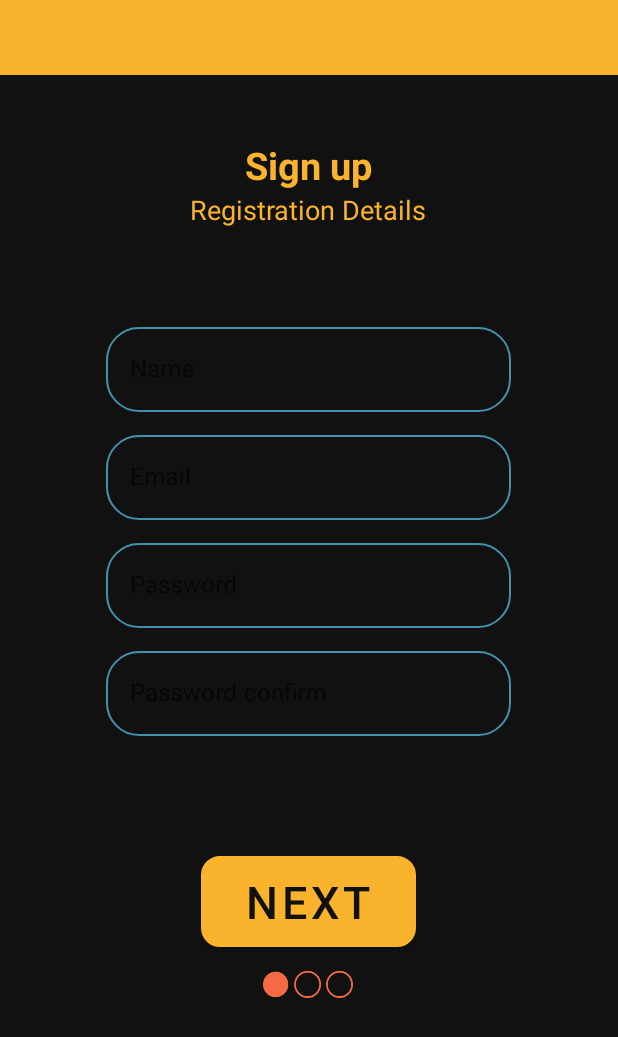
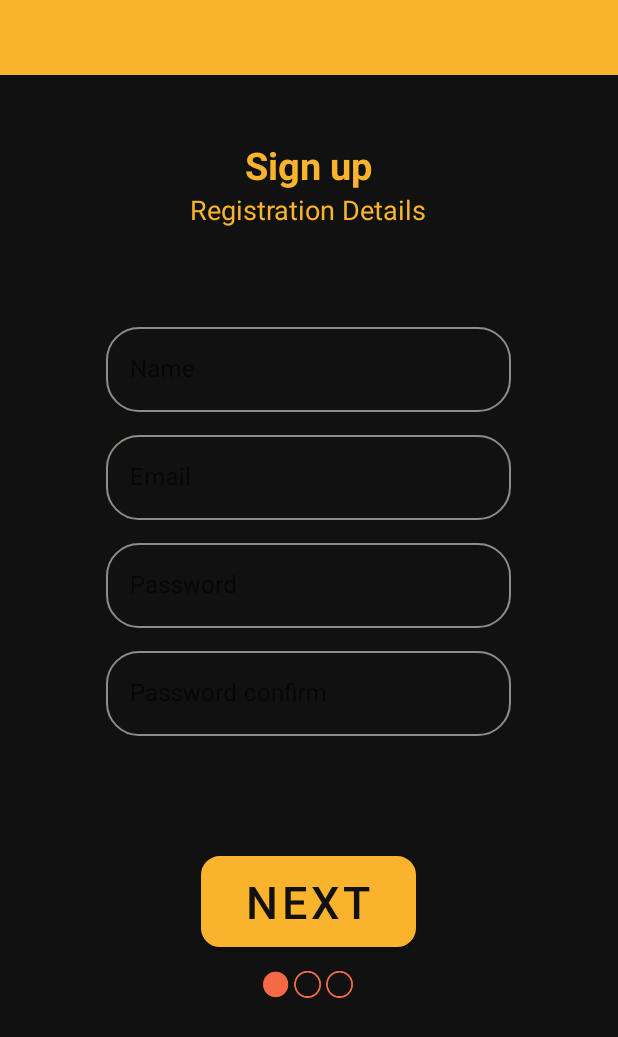
Before and after one commit to nati888/GamersArc, an Android app: the screen it shows after launch (MainActivity), after a tap on "SIGN UP", on a phone screen of 412 x 824 dp. Shown: the top 1037 px of the screen. Run offline under Robolectric (Android 15) with nearby library versions, the phone set to English and light mode, and no system bars; our stand-ins replace Firebase (no records; nobody signed in at launch, a user with empty details on screens opened directly).

Commit message:
design v4

```diff
--- a/GamersArc/app/src/main/res/drawable-v24/blue_btn.xml
+++ b/GamersArc/app/src/main/res/drawable-v24/blue_btn.xml
@@ -6,11 +6,11 @@
 
     <item android:state_pressed="false">
         <shape>
-            <solid android:color="@color/DarkBlue"/>
+            <solid android:color="@color/darkGray"/>
             <corners android:radius="12dp"/>
             <padding android:left="10dp"
                 android:right="10dp"/>
-            <stroke android:color="@color/DarkBlueBtnStroke"
+            <stroke android:color="@color/darkGray"
                 android:width="1dp"/>
         </shape>
     </item>
--- a/GamersArc/app/src/main/res/drawable-v24/ic_send_orange_24dp.xml
+++ b/GamersArc/app/src/main/res/drawable-v24/ic_send_orange_24dp.xml
@@ -1,5 +1,5 @@
 <vector android:autoMirrored="true" android:height="24dp"
-    android:tint="#F56A45" android:viewportHeight="24.0"
+    android:tint="@color/yellow" android:viewportHeight="24.0"
     android:viewportWidth="24.0" android:width="24dp" xmlns:android="http://schemas.android.com/apk/res/android">
     <path android:fillColor="#FF000000" android:pathData="M2.01,21L23,12 2.01,3 2,10l15,2 -15,2z"/>
 </vector>
--- a/GamersArc/app/src/main/res/layout/messages_fragment2.xml
+++ b/GamersArc/app/src/main/res/layout/messages_fragment2.xml
@@ -23,7 +23,7 @@
             android:id="@+id/messagesTVName"
             android:layout_width="wrap_content"
             android:layout_marginStart="10dp"
-            android:textColor="@color/DarkBlue"
+            android:textColor="@color/yellow"
             android:layout_marginTop="5dp"
             android:layout_height="wrap_content"
             android:textSize="20sp" />
@@ -56,9 +56,9 @@
                 android:layout_weight="0.8"
                 android:layout_margin="5dp"
                 android:padding="5dp"
-                app:boxStrokeColor="@color/lightBlue2"
+                app:boxStrokeColor="@color/yellow"
                 android:layout_height="wrap_content"
-                app:hintTextColor="@color/lightBlue2"
+                app:hintTextColor="@color/yellow"
                 android:hint="@string/enter_your_message"
                 style="@style/Widget.MaterialComponents.TextInputLayout.OutlinedBox">
 
--- a/GamersArc/app/src/main/res/layout/sign_in.xml
+++ b/GamersArc/app/src/main/res/layout/sign_in.xml
@@ -112,7 +112,7 @@
                 app:boxStrokeWidthFocused="1.9dp"
                 app:errorEnabled="true"
                 android:hint="@string/password"
-                app:hintTextColor="#fab32c">
+                app:hintTextColor="@color/yellow">
 
                 <com.google.android.material.textfield.TextInputEditText
                     android:id="@+id/passwordEtSignIn"
--- a/GamersArc/app/src/main/res/layout/sign_up1.xml
+++ b/GamersArc/app/src/main/res/layout/sign_up1.xml
@@ -147,9 +147,9 @@
         <com.google.android.material.textfield.TextInputLayout
             android:layout_width="match_parent"
             android:layout_height="wrap_content"
-            app:boxStrokeColor="@color/lightBlue2"
+            app:boxStrokeColor="@color/yellow"
             app:boxStrokeWidth="1.2dp"
-            app:hintTextColor="@color/lightBlue2"
+            app:hintTextColor="@color/yellow"
             app:boxCornerRadiusTopStart="22dp"
             app:boxCornerRadiusTopEnd="22dp"
             app:boxCornerRadiusBottomStart="22dp"
--- a/GamersArc/app/src/main/res/values/colors.xml
+++ b/GamersArc/app/src/main/res/values/colors.xml
@@ -6,7 +6,7 @@
     <color name="teal_200">#FF03DAC5</color>
     <color name="teal_700">#FF018786</color>
     <color name="black">#111111</color>
-    <color name="text_color_tertiary">#FFFFFFFF</color>
+    <color name="text_color_tertiary">#FFFFFF</color>
 
     <!--
         <color name="white">#FFFFFFFF</color>
@@ -18,7 +18,7 @@
     <color name="colorAccent">#4292ac</color>
 
     <color name="lightGray">#8E8C84</color>
-    <color name="mtrl_textinput_default_box_stroke_color">#4292ac</color>
+    <color name="mtrl_textinput_default_box_stroke_color">#8E8C84</color>
 
 
     //app colors
--- a/GamersArc/app/src/main/res/values/strings.xml
+++ b/GamersArc/app/src/main/res/values/strings.xml
@@ -130,7 +130,7 @@
     <string name="user_already_exists">User already exists</string>
     <string name="failed_to_sign_up">Failed to sign up</string>
     <string name="fill_all_details">Please fill all details</string>
-    <string name="are_you_coming_for_a_run">Are you join  for a paly?</string>
+    <string name="are_you_coming_for_a_run">Are you coming for a game?</string>
     <string name="find_runners_around_you">Find players around you</string>
     <string name="find_event_around_you">Find game around you</string>
 
```
